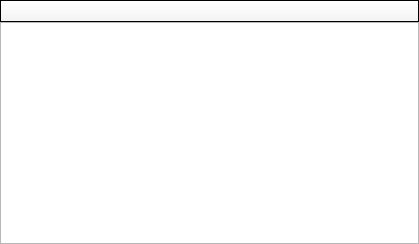
Above: ui/gui.ui from azieh/PyIpChanger before the change. Below: the same form after it.
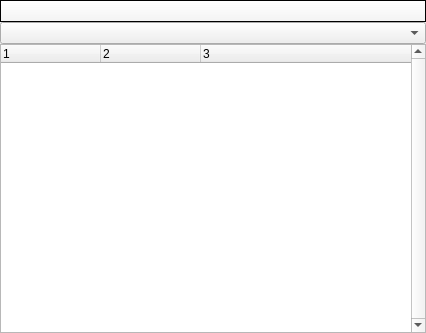
That is the form after the change. Icons and pictures are not drawn.

Patch:
```diff
--- a/ui/gui.ui
+++ b/ui/gui.ui
@@ -6,8 +6,8 @@
    <rect>
     <x>0</x>
     <y>0</y>
-    <width>419</width>
-    <height>244</height>
+    <width>426</width>
+    <height>333</height>
    </rect>
   </property>
   <property name="acceptDrops">
@@ -202,7 +202,53 @@
     </widget>
    </item>
    <item>
-    <widget class="QTableView" name="tableView"/>
+    <widget class="QComboBox" name="comboBox"/>
+   </item>
+   <item>
+    <widget class="QTreeWidget" name="treeWidget">
+     <property name="lineWidth">
+      <number>1</number>
+     </property>
+     <property name="verticalScrollBarPolicy">
+      <enum>Qt::ScrollBarAlwaysOn</enum>
+     </property>
+     <property name="horizontalScrollBarPolicy">
+      <enum>Qt::ScrollBarAlwaysOff</enum>
+     </property>
+     <property name="autoScroll">
+      <bool>true</bool>
+     </property>
+     <property name="autoExpandDelay">
+      <number>-1</number>
+     </property>
+     <property name="indentation">
+      <number>20</number>
+     </property>
+     <property name="rootIsDecorated">
+      <bool>true</bool>
+     </property>
+     <property name="itemsExpandable">
+      <bool>true</bool>
+     </property>
+     <property name="columnCount">
+      <number>3</number>
+     </property>
+     <column>
+      <property name="text">
+       <string notr="true">1</string>
+      </property>
+     </column>
+     <column>
+      <property name="text">
+       <string notr="true">2</string>
+      </property>
+     </column>
+     <column>
+      <property name="text">
+       <string notr="true">3</string>
+      </property>
+     </column>
+    </widget>
    </item>
   </layout>
  </widget>
```
Left out of the diff: 144 changed lines with no effect on the pictures.
